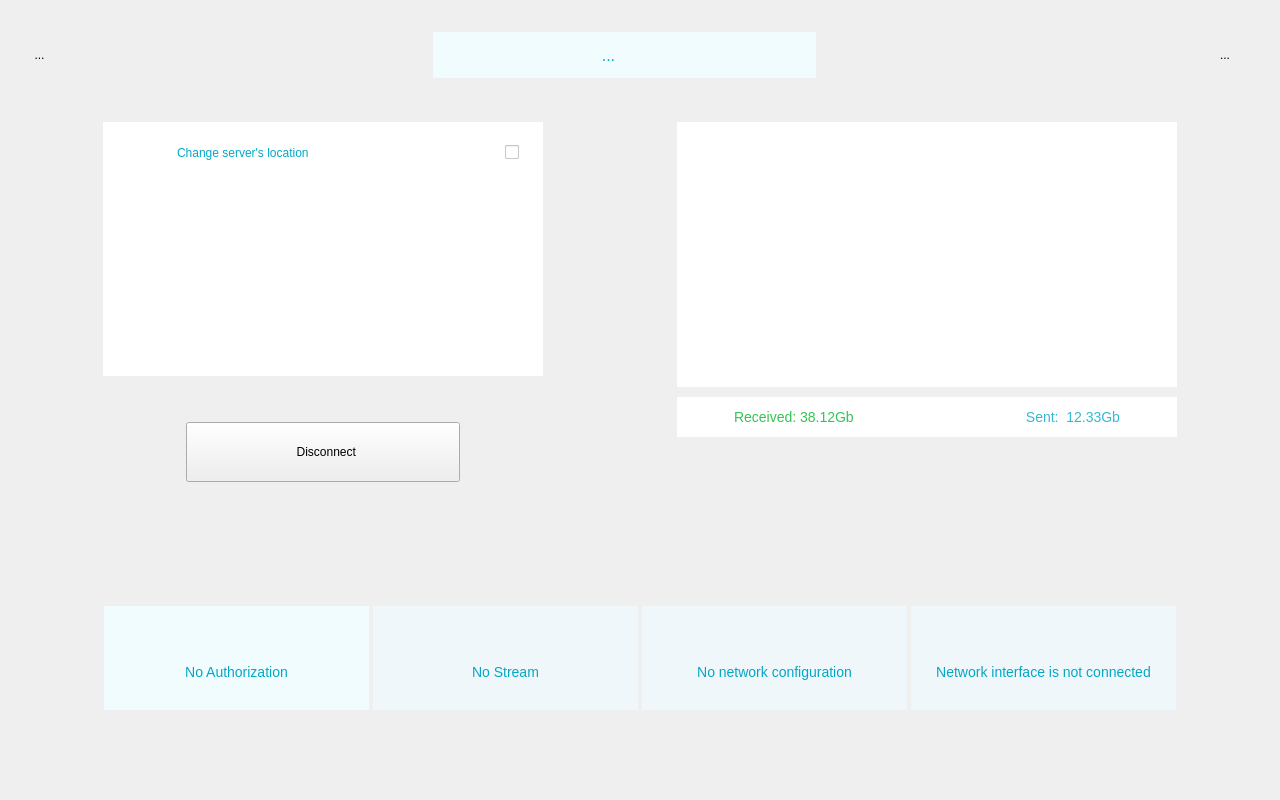
This is DapVpnGui/ui/dashboard_desktop_small.ui in bsn5/1 as Qt 5 draws it before an edit. The edited form follows.
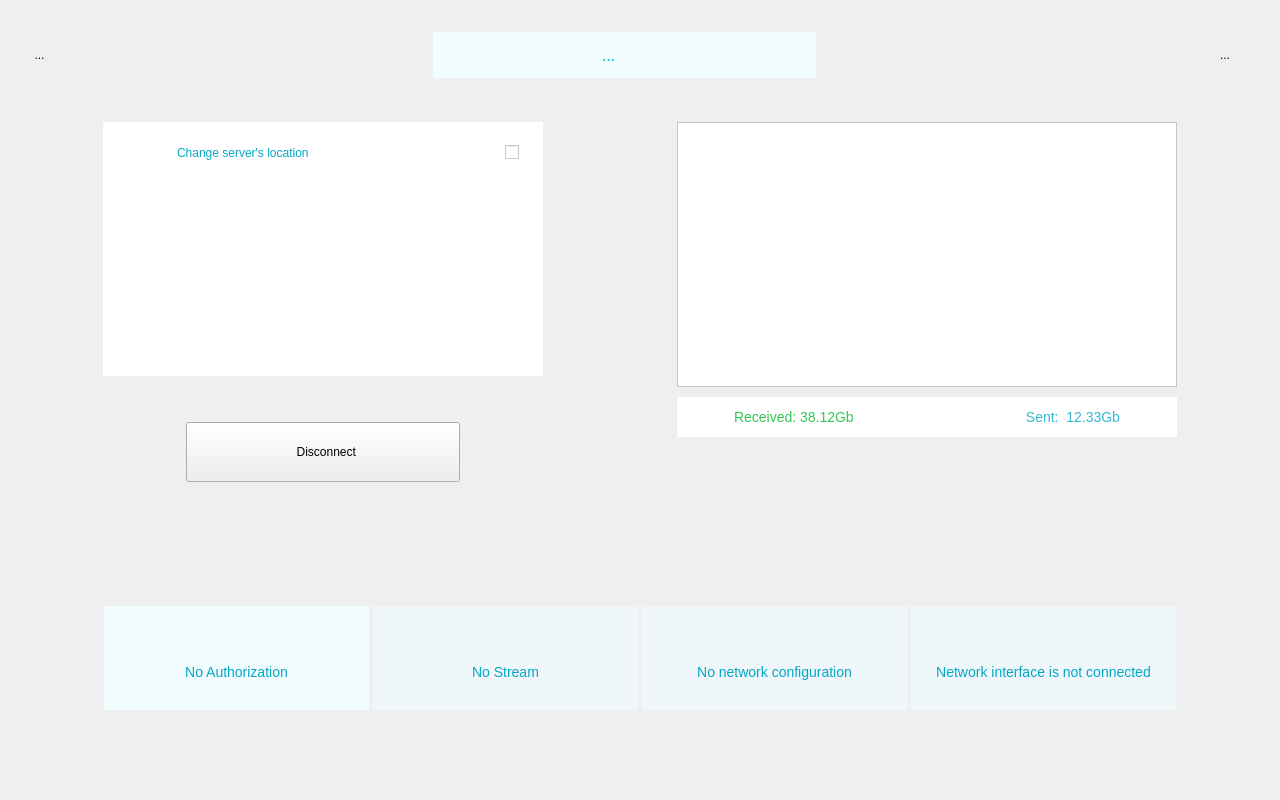
This is the edited form. Icons and pictures are not drawn.

```diff
--- a/DapVpnGui/ui/dashboard_desktop_small.ui
+++ b/DapVpnGui/ui/dashboard_desktop_small.ui
@@ -517,7 +517,7 @@
              </property>
              <property name="styleSheet">
               <string notr="true">background-color: rgb(255,255,255);
-border: none;</string>
+</string>
              </property>
              <property name="verticalScrollBarPolicy">
               <enum>Qt::ScrollBarAlwaysOff</enum>
```
Left out of the diff: 2 changed lines with no effect on the pictures.
